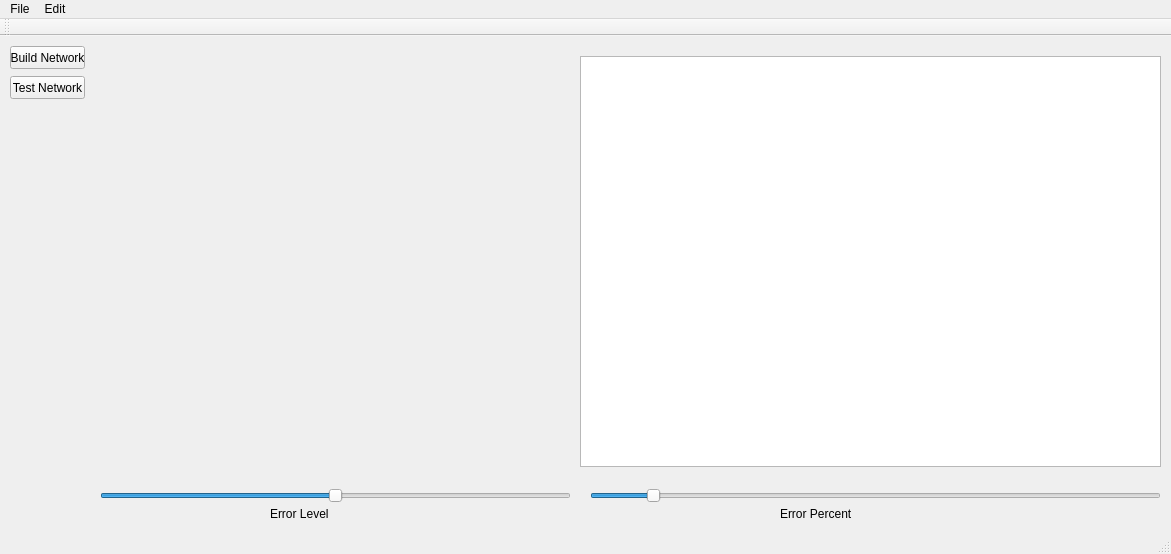
This is src/CMainWindow.ui in fcrohas/QMWEStatistic as Qt 5 draws it before an edit. The edited form follows.
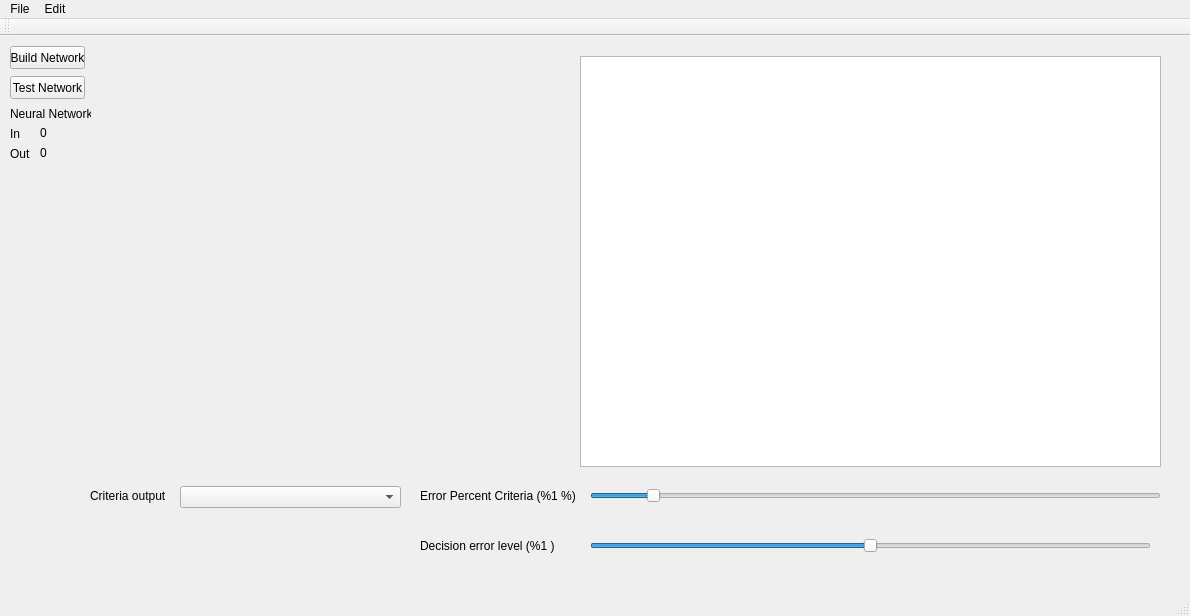
This is the edited form.

Patch:
```diff
--- a/src/CMainWindow.ui
+++ b/src/CMainWindow.ui
@@ -6,8 +6,8 @@
    <rect>
     <x>0</x>
     <y>0</y>
-    <width>1171</width>
-    <height>554</height>
+    <width>1190</width>
+    <height>616</height>
    </rect>
   </property>
   <property name="windowTitle">
@@ -53,31 +53,43 @@
    <widget class="QWidget" name="horizontalLayoutWidget">
     <property name="geometry">
      <rect>
-      <x>102</x>
+      <x>92</x>
       <y>20</y>
-      <width>471</width>
+      <width>481</width>
       <height>411</height>
      </rect>
     </property>
     <layout class="QHBoxLayout" name="plotterLayout"/>
    </widget>
    <widget class="QSlider" name="errorLevel">
+    <property name="enabled">
+     <bool>true</bool>
+    </property>
     <property name="geometry">
      <rect>
-      <x>100</x>
-      <y>450</y>
-      <width>471</width>
-      <height>19</height>
+      <x>590</x>
+      <y>500</y>
+      <width>561</width>
+      <height>20</height>
      </rect>
     </property>
+    <property name="minimum">
+     <number>0</number>
+    </property>
     <property name="maximum">
-     <number>100</number>
+     <number>20</number>
     </property>
     <property name="singleStep">
      <number>1</number>
     </property>
+    <property name="pageStep">
+     <number>2</number>
+    </property>
     <property name="value">
-     <number>50</number>
+     <number>10</number>
+    </property>
+    <property name="sliderPosition">
+     <number>10</number>
     </property>
     <property name="orientation">
      <enum>Qt::Horizontal</enum>
@@ -102,30 +114,124 @@
      <enum>Qt::Horizontal</enum>
     </property>
    </widget>
-   <widget class="QLabel" name="label">
+   <widget class="QLabel" name="labelErrorDecision">
+    <property name="enabled">
+     <bool>true</bool>
+    </property>
     <property name="geometry">
      <rect>
-      <x>270</x>
-      <y>470</y>
-      <width>91</width>
+      <x>420</x>
+      <y>500</y>
+      <width>161</width>
+      <height>20</height>
+     </rect>
+    </property>
+    <property name="text">
+     <string>Decision error level (%1 )</string>
+    </property>
+   </widget>
+   <widget class="QLabel" name="labelErrorCriteria">
+    <property name="enabled">
+     <bool>true</bool>
+    </property>
+    <property name="geometry">
+     <rect>
+      <x>420</x>
+      <y>450</y>
+      <width>161</width>
+      <height>20</height>
+     </rect>
+    </property>
+    <property name="text">
+     <string>Error Percent Criteria (%1 %)</string>
+    </property>
+   </widget>
+   <widget class="QComboBox" name="cbCriteriaOut">
+    <property name="geometry">
+     <rect>
+      <x>180</x>
+      <y>450</y>
+      <width>221</width>
+      <height>22</height>
+     </rect>
+    </property>
+   </widget>
+   <widget class="QLabel" name="label_3">
+    <property name="geometry">
+     <rect>
+      <x>90</x>
+      <y>450</y>
+      <width>81</width>
+      <height>20</height>
+     </rect>
+    </property>
+    <property name="text">
+     <string>Criteria output</string>
+    </property>
+   </widget>
+   <widget class="QLabel" name="label_4">
+    <property name="geometry">
+     <rect>
+      <x>10</x>
+      <y>70</y>
+      <width>81</width>
       <height>16</height>
      </rect>
     </property>
     <property name="text">
-     <string>Error Level</string>
+     <string>Neural Network</string>
     </property>
    </widget>
    <widget class="QLabel" name="label_2">
     <property name="geometry">
      <rect>
-      <x>780</x>
-      <y>470</y>
-      <width>91</width>
+      <x>10</x>
+      <y>90</y>
+      <width>16</width>
       <height>16</height>
      </rect>
     </property>
     <property name="text">
-     <string>Error Percent</string>
+     <string>In</string>
+    </property>
+   </widget>
+   <widget class="QLabel" name="label_6">
+    <property name="geometry">
+     <rect>
+      <x>10</x>
+      <y>110</y>
+      <width>21</width>
+      <height>16</height>
+     </rect>
+    </property>
+    <property name="text">
+     <string>Out</string>
+    </property>
+   </widget>
+   <widget class="QLabel" name="fannIn">
+    <property name="geometry">
+     <rect>
+      <x>40</x>
+      <y>90</y>
+      <width>46</width>
+      <height>13</height>
+     </rect>
+    </property>
+    <property name="text">
+     <string>0</string>
+    </property>
+   </widget>
+   <widget class="QLabel" name="fannOut">
+    <property name="geometry">
+     <rect>
+      <x>40</x>
+      <y>110</y>
+      <width>46</width>
+      <height>13</height>
+     </rect>
+    </property>
+    <property name="text">
+     <string>0</string>
     </property>
    </widget>
   </widget>
@@ -134,7 +240,7 @@
     <rect>
      <x>0</x>
      <y>0</y>
-     <width>1171</width>
+     <width>1190</width>
      <height>21</height>
     </rect>
    </property>
```
Left out of the diff: 35 changed lines with no effect on the pictures.
